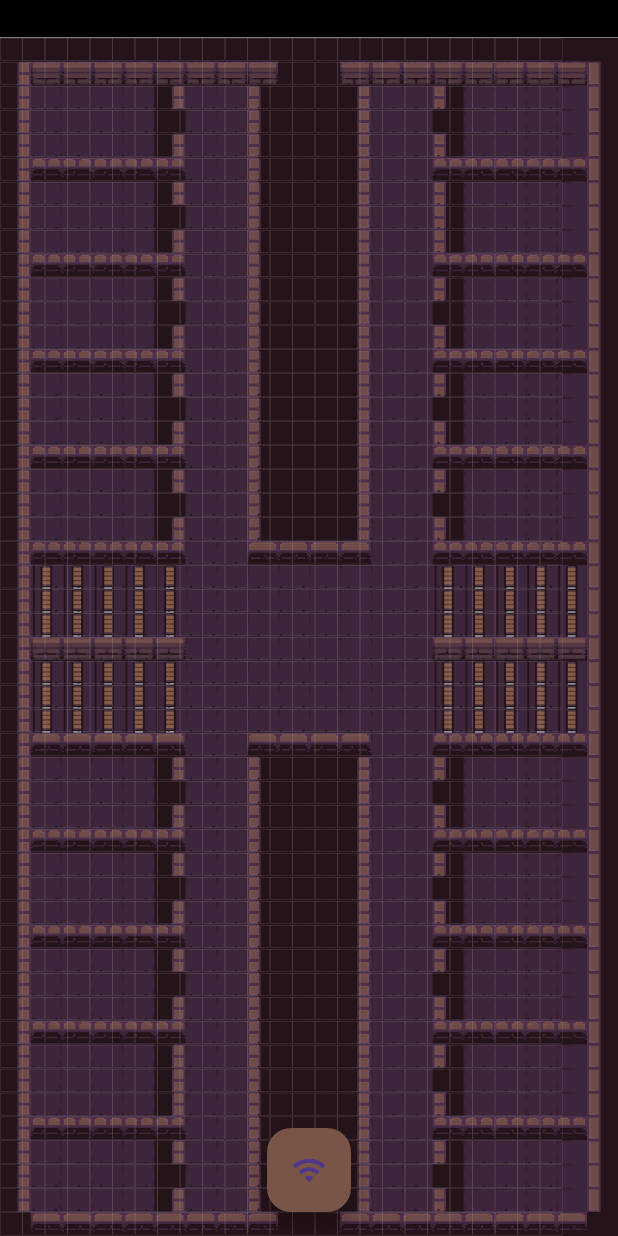
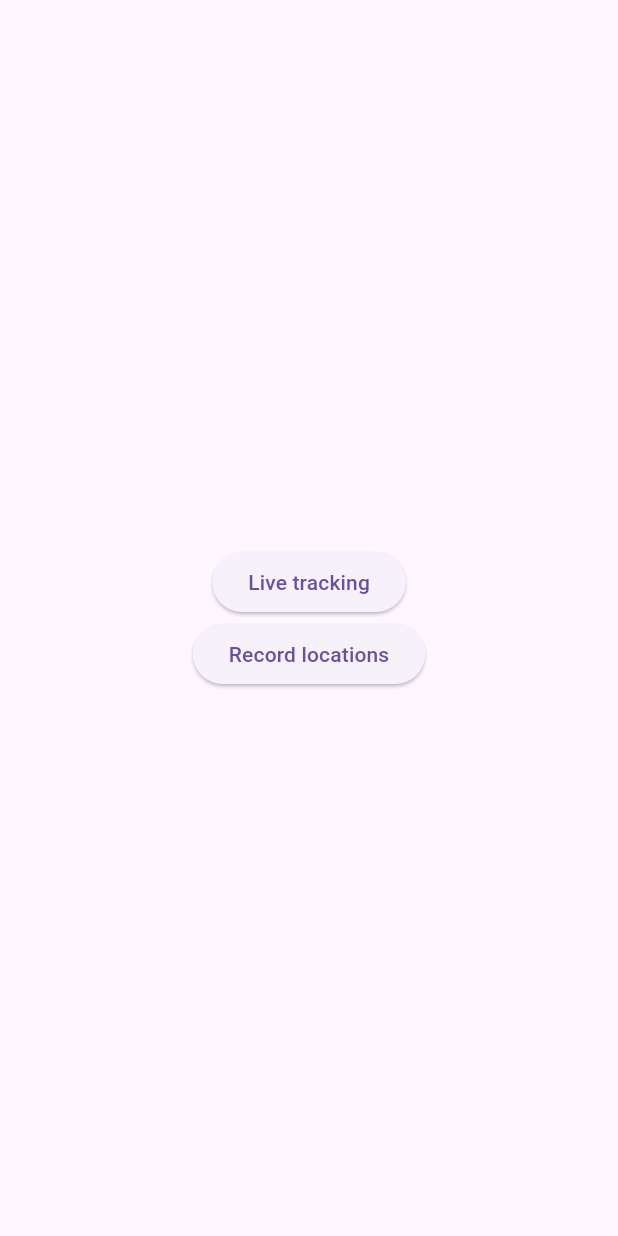
Before and after one commit to Smart-Walk/SmartWalk-mobile, a Flutter app: the screen it shows after launch, on a phone screen of 412 x 824 dp. Run offline on Flutter 3.47's test engine with Material 3 defaults, Android fonts, the light colour scheme and no system bars; missing offline and left inert: wifi_scan.

Commit message:
implements a new file structure

```diff
--- a/lib/main.dart
+++ b/lib/main.dart
@@ -1,12 +1,12 @@
-import 'package:flutter/foundation.dart';
 import 'package:flutter/material.dart';
 import 'package:flutter/services.dart';
-import 'package:wifi_scan/wifi_scan.dart';
+import 'package:tilemap/LiveTracking.dart';
+
+import 'RecordLocation.dart';
 
 void main() {
   WidgetsFlutterBinding.ensureInitialized();
-  SystemChrome.setPreferredOrientations(
-      [DeviceOrientation.portraitUp]);
+  SystemChrome.setPreferredOrientations([DeviceOrientation.portraitUp]);
   runApp(MyApp());
 }
 
@@ -15,175 +15,40 @@ class MyApp extends StatelessWidget {
   Widget build(BuildContext context) {
     return MaterialApp(
       debugShowCheckedModeBanner: false,
-      home: Scaffold(
-        backgroundColor: Colors.black,
-        body: Padding(
-          padding: const EdgeInsets.only(top: 25),
-          child: GameGrid(),
+      home: HomeScreen(),
+    );
+  }
+}
+
+class HomeScreen extends StatelessWidget {
+  @override
+  Widget build(BuildContext context) {
+    return Scaffold(
+      body: Center(
+        child: Column(
+          mainAxisAlignment: MainAxisAlignment.center,
+          children: [
+            ElevatedButton(
+              onPressed: () {
+                Navigator.push(
+                  context,
+                  MaterialPageRoute(builder: (context) => LiveTrack()),
+                );
+              },
+              child: Text("Live tracking"),
+            ),
+            ElevatedButton(
+              onPressed: () {
+                Navigator.push(
+                  context,
+                  MaterialPageRoute(builder: (context) => RecordLocation()),
+                );
+              },
+              child: Text("Record locations"),
+            ),
+          ],
         ),
       ),
     );
   }
 }
-
-class GameGrid extends StatefulWidget {
-  @override
-  _GameGridState createState() => _GameGridState();
-}
-
-class _GameGridState extends State<GameGrid> {
-  final int rows = 50;
-  final int columns = 25;
-  final double cellSize = 15.0;
-  int selectedGrid = -1;
-  List<WiFiAccessPoint> accessPoints = <WiFiAccessPoint>[];
-  String selectedSSID = "";
-  int selectedSignal = 0;
-
-  void kShowSnackBar(BuildContext context, String message) {
-    if (kDebugMode) print(message);
-    ScaffoldMessenger.of(context)
-      ..hideCurrentSnackBar()
-      ..showSnackBar(SnackBar(content: Text(message)));
-  }
-
-  Future<void> _startScan(BuildContext context) async {
-    final can = await WiFiScan.instance.canStartScan();
-    if (can != CanStartScan.yes) {
-      if (mounted) kShowSnackBar(context, "Cannot start scan: $can");
-      return;
-    }
-
-    final result = await WiFiScan.instance.startScan();
-    if (mounted) kShowSnackBar(context, "startScan: $result");
-    setState(() => accessPoints = <WiFiAccessPoint>[]);
-  }
-
-  Future<bool> _canGetScannedResults(BuildContext context) async {
-    final can = await WiFiScan.instance.canGetScannedResults();
-    // if can-not, then show error
-    if (can != CanGetScannedResults.yes) {
-      if (mounted) kShowSnackBar(context, "Cannot get scanned results: $can");
-      accessPoints = <WiFiAccessPoint>[];
-      return false;
-    }
-    return true;
-  }
-
-  Future<void> _getScannedResults(BuildContext context) async {
-    if (await _canGetScannedResults(context)) {
-      final results = await WiFiScan.instance.getScannedResults();
-      final amritaConnectAccessPoints = results.where((ap) => ap.ssid == "AMRITA-Connect").toList();
-
-      final jsonData = {
-        "location": selectedGrid,
-        "access_points": {
-          for (int i = 0; i < amritaConnectAccessPoints.length; i++)
-            '${amritaConnectAccessPoints[i].ssid} ${amritaConnectAccessPoints[i].bssid}': amritaConnectAccessPoints[i].level,
-        }
-      };
-
-      showPopup(jsonData);
-      setState(() => accessPoints = results);
-    }
-  }
-
-  void showPopup(Map<String, Object>  data) {
-    showDialog(
-      context: context,
-      builder: (BuildContext context) {
-        return AlertDialog(
-          title: Text("WiFi Information"),
-          content: Text("Wifi data: \n$data"),
-          actions: [
-            TextButton(
-              onPressed: () {
-                Navigator.of(context).pop();
-              },
-              child: Text("Close"),
-            ),
-          ],
-        );
-      },
-    );
-  }
-
-  @override
-  Widget build(BuildContext context) {
-    return Scaffold(
-      body: Stack(
-        children: [
-          InteractiveViewer(
-            child: Container(
-              decoration: BoxDecoration(
-                image: DecorationImage(
-                  image: AssetImage("assets/images/hostel.png"),
-                  fit: BoxFit.fill,
-                ),
-              ),
-              child: Column(
-                children: List.generate(
-                  rows,
-                      (row) => Expanded(
-                    child: Row(
-                      children: List.generate(
-                        columns,
-                            (col) {
-                          final gridNumber = row * columns + col;
-                          return GestureDetector(
-                            onTap: () {
-                              setState(() {
-                                if (selectedGrid != gridNumber) {
-                                  selectedGrid = gridNumber;
-                                } else {
-                                  // If the same grid is tapped again, deselect it.
-                                  selectedGrid = -1;
-                                }
-                              });
-                            },
-                            child: GridTile(
-                              child: Container(
-                                width: cellSize,
-                                height: cellSize,
-                                decoration: BoxDecoration(
-                                  border: Border.all(
-                                    color: Colors.grey,
-                                    width: 0.1,
-                                  ),
-                                  color: selectedGrid == gridNumber
-                                      ? Colors.green
-                                      : null,
-                                ),
-                                child: Center(
-                                  child: Text("."),
-                                ),
-                              ),
-                            ),
-                          );
-                        },
-                      ),
-                    ),
-                  ),
-                ),
-              ),
-            ),
-          ),
-          Align(
-            alignment: Alignment.bottomCenter,
-            child: Padding(
-              padding: const EdgeInsets.only(bottom: 16.0),
-              child: FloatingActionButton(
-                backgroundColor: Colors.brown,
-                onPressed: () {
-                  _startScan(context);
-                  _getScannedResults(context);
-                },
-                child: Icon(Icons.wifi),
-              ),
-            ),
-          ),
-        ],
-      ),
-    );
-  }
-}
```
Also changed, not shown: lib/LiveTracking.dart (added, +181 -0 lines), lib/RecordLocation.dart (added, +182 -0 lines).
